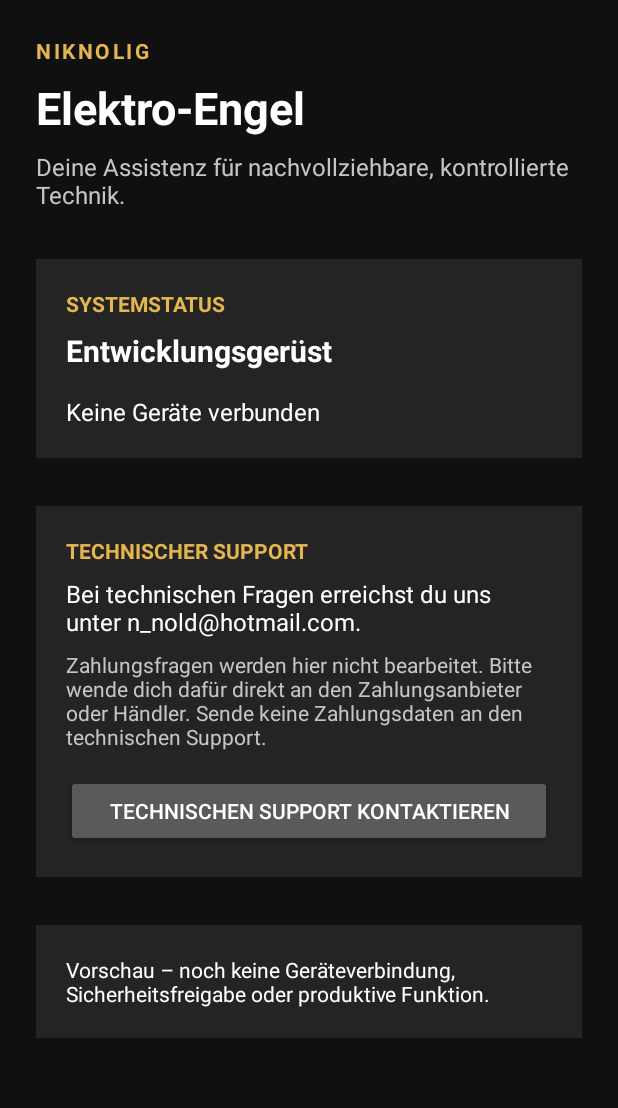
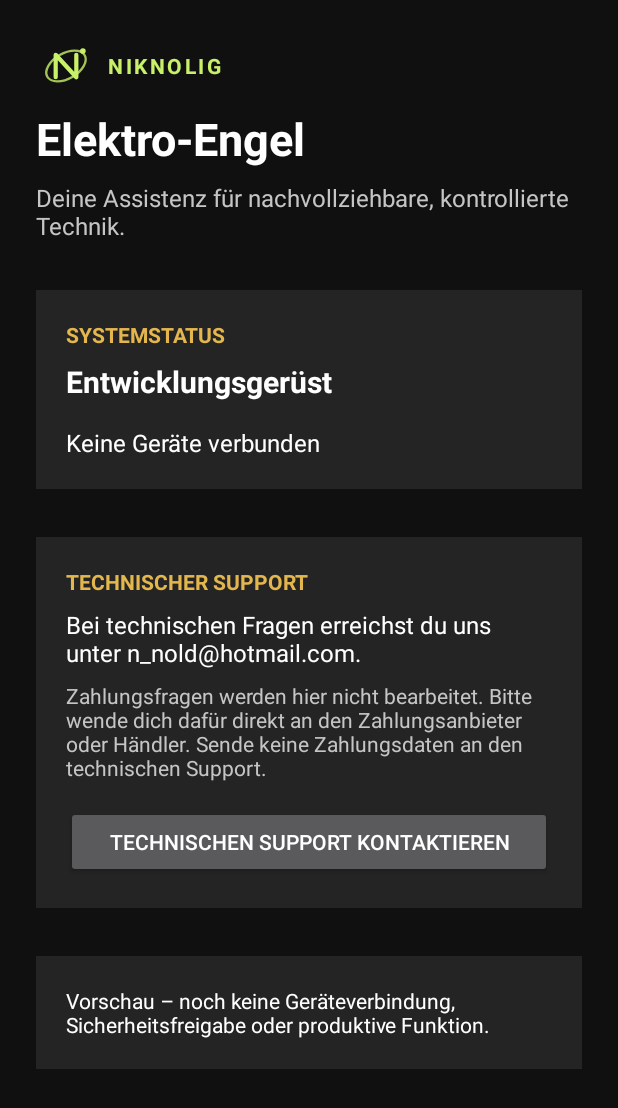
Before and after one commit to nikolausnold/NIKNOLIG, an Android app: the screen it shows after launch (MainActivity), on a phone screen of 412 x 824 dp. Shown: the top 1108 px of the screen. Run offline under Robolectric (Android 15) with nearby library versions, the phone set to English and light mode, and no system bars.

Commit message:
Add unified NIKNOLIG logo across app and website
Co-authored-by: nikolausnold <339979236+nikolausnold@users.noreply.github.com>

```diff
--- a/app/src/main/AndroidManifest.xml
+++ b/app/src/main/AndroidManifest.xml
@@ -1,7 +1,9 @@
 <manifest xmlns:android="http://schemas.android.com/apk/res/android">
     <application
         android:allowBackup="false"
+        android:icon="@mipmap/ic_launcher"
         android:label="@string/app_name"
+        android:roundIcon="@mipmap/ic_launcher"
         android:supportsRtl="true"
         android:theme="@style/Theme.Niknolig">
         <activity
--- /dev/null
+++ b/app/src/main/res/drawable/niknolig_mark.xml
@@ -0,0 +1,26 @@
+<vector xmlns:android="http://schemas.android.com/apk/res/android"
+    android:width="64dp"
+    android:height="64dp"
+    android:viewportWidth="64"
+    android:viewportHeight="64">
+    <group
+        android:pivotX="32"
+        android:pivotY="32"
+        android:rotation="-30">
+        <path
+            android:fillColor="@android:color/transparent"
+            android:pathData="M55,32 C55,39.46 44.7,45.5 32,45.5 C19.3,45.5 9,39.46 9,32 C9,24.54 19.3,18.5 32,18.5 C44.7,18.5 55,24.54 55,32 Z"
+            android:strokeColor="#CCC8F169"
+            android:strokeWidth="2.5" />
+    </group>
+    <path
+        android:fillColor="@android:color/transparent"
+        android:pathData="M21,44 L21,20 L43,44 L43,20"
+        android:strokeColor="@color/brand_accent"
+        android:strokeLineCap="round"
+        android:strokeLineJoin="round"
+        android:strokeWidth="4.5" />
+    <path
+        android:fillColor="@color/brand_accent"
+        android:pathData="M50,16 m-3,0 a3,3 0,1 0,6 0 a3,3 0,1 0,-6 0" />
+</vector>
--- a/app/src/main/res/layout/activity_main.xml
+++ b/app/src/main/res/layout/activity_main.xml
@@ -10,15 +10,29 @@
         android:orientation="vertical"
         android:padding="@dimen/screen_padding">
 
+        <LinearLayout
+            android:layout_width="wrap_content"
+            android:layout_height="wrap_content"
+            android:gravity="center_vertical"
+            android:orientation="horizontal">
+
+            <ImageView
+                android:layout_width="40dp"
+                android:layout_height="40dp"
+                android:contentDescription="@null"
+                android:src="@drawable/niknolig_mark" />
+
             <TextView
                 android:layout_width="wrap_content"
                 android:layout_height="wrap_content"
+                android:layout_marginStart="@dimen/space_small"
                 android:accessibilityHeading="true"
                 android:letterSpacing="0.12"
                 android:text="@string/brand_name"
-            android:textColor="@color/gold"
+                android:textColor="@color/brand_accent"
                 android:textSize="14sp"
                 android:textStyle="bold" />
+        </LinearLayout>
 
         <TextView
             android:layout_width="wrap_content"
--- /dev/null
+++ b/app/src/main/res/mipmap-anydpi-v26/ic_launcher.xml
@@ -0,0 +1,4 @@
+<adaptive-icon xmlns:android="http://schemas.android.com/apk/res/android">
+    <background android:drawable="@color/dark_background" />
+    <foreground android:drawable="@drawable/niknolig_mark" />
+</adaptive-icon>
--- a/app/src/main/res/values/colors.xml
+++ b/app/src/main/res/values/colors.xml
@@ -2,6 +2,7 @@
     <color name="dark_background">#101010</color>
     <color name="dark_surface">#242424</color>
     <color name="gold">#E4B64E</color>
+    <color name="brand_accent">#C8F169</color>
     <color name="active_green">#72D572</color>
     <color name="text_primary">#FFFFFF</color>
     <color name="text_secondary">#C5C5C5</color>
```
Also changed, not shown: 4 other files. Lines whose indentation alone changed are shown as unchanged.
